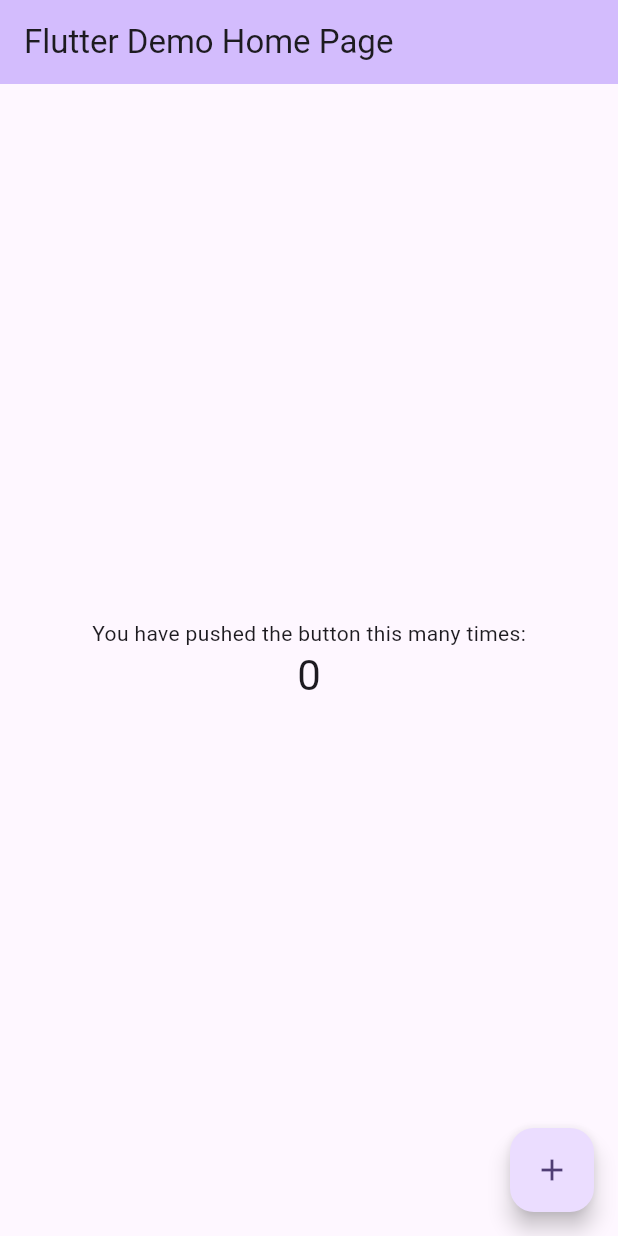
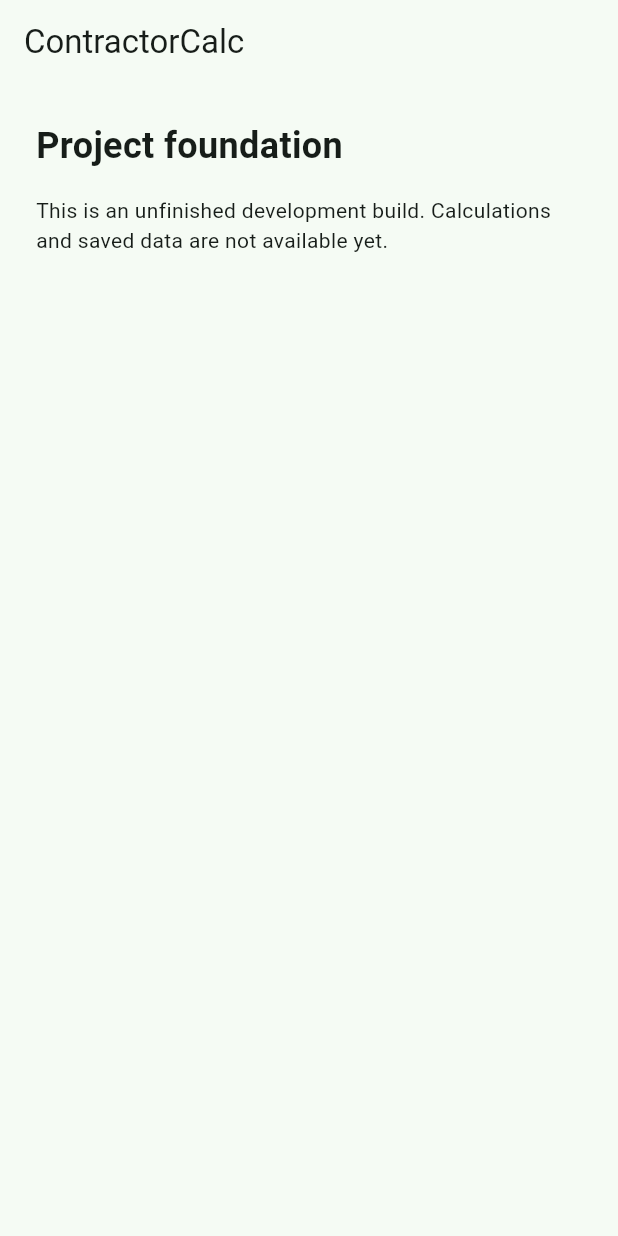
Before and after one commit to tkcthulhu/contractorCalc, a Flutter app: the screen it shows after launch, on a phone screen of 412 x 824 dp. Run offline on Flutter 3.47's test engine with Material 3 defaults, Android fonts, the phone set to English and light mode, and no system bars; our stand-ins replace flutter_riverpod.

Commit message:
Add the unfinished app shell and foundation regression tests

```diff
--- /dev/null
+++ b/lib/app.dart
@@ -0,0 +1,17 @@
+import 'package:flutter/material.dart';
+
+import 'features/foundation/foundation_screen.dart';
+
+class ContractorCalcApp extends StatelessWidget {
+  const ContractorCalcApp({super.key});
+
+  @override
+  Widget build(BuildContext context) {
+    return MaterialApp(
+      title: 'ContractorCalc',
+      debugShowCheckedModeBanner: false,
+      theme: ThemeData(colorSchemeSeed: const Color(0xFF315B45)),
+      home: const FoundationScreen(),
+    );
+  }
+}
--- /dev/null
+++ b/lib/features/foundation/foundation_screen.dart
@@ -0,0 +1,42 @@
+import 'package:flutter/material.dart';
+
+class FoundationScreen extends StatelessWidget {
+  const FoundationScreen({super.key});
+
+  @override
+  Widget build(BuildContext context) {
+    return Scaffold(
+      appBar: AppBar(title: const Text('ContractorCalc')),
+      body: SafeArea(
+        child: SingleChildScrollView(
+          padding: const EdgeInsets.all(24),
+          child: Center(
+            child: ConstrainedBox(
+              constraints: const BoxConstraints(maxWidth: 560),
+              child: Column(
+                crossAxisAlignment: CrossAxisAlignment.start,
+                children: [
+                  Semantics(
+                    header: true,
+                    child: const Text(
+                      'Project foundation',
+                      style: TextStyle(
+                        fontSize: 24,
+                        fontWeight: FontWeight.bold,
+                      ),
+                    ),
+                  ),
+                  const SizedBox(height: 16),
+                  const Text(
+                    'This is an unfinished development build. '
+                    'Calculations and saved data are not available yet.',
+                  ),
+                ],
+              ),
+            ),
+          ),
+        ),
+      ),
+    );
+  }
+}
--- a/lib/main.dart
+++ b/lib/main.dart
@@ -1,122 +1,8 @@
-import 'package:flutter/material.dart';
+import 'package:flutter/widgets.dart';
+import 'package:flutter_riverpod/flutter_riverpod.dart';
+
+import 'app.dart';
 
 void main() {
-  runApp(const MyApp());
+  runApp(const ProviderScope(child: ContractorCalcApp()));
 }
-
-class MyApp extends StatelessWidget {
-  const MyApp({super.key});
-
-  // This widget is the root of your application.
-  @override
-  Widget build(BuildContext context) {
-    return MaterialApp(
-      title: 'Flutter Demo',
-      theme: ThemeData(
-        // This is the theme of your application.
-        //
-        // TRY THIS: Try running your application with "flutter run". You'll see
-        // the application has a purple toolbar. Then, without quitting the app,
-        // try changing the seedColor in the colorScheme below to Colors.green
-        // and then invoke "hot reload" (save your changes or press the "hot
-        // reload" button in a Flutter-supported IDE, or press "r" if you used
-        // the command line to start the app).
-        //
-        // Notice that the counter didn't reset back to zero; the application
-        // state is not lost during the reload. To reset the state, use hot
-        // restart instead.
-        //
-        // This works for code too, not just values: Most code changes can be
-        // tested with just a hot reload.
-        colorScheme: .fromSeed(seedColor: Colors.deepPurple),
-      ),
-      home: const MyHomePage(title: 'Flutter Demo Home Page'),
-    );
-  }
-}
-
-class MyHomePage extends StatefulWidget {
-  const MyHomePage({super.key, required this.title});
-
-  // This widget is the home page of your application. It is stateful, meaning
-  // that it has a State object (defined below) that contains fields that affect
-  // how it looks.
-
-  // This class is the configuration for the state. It holds the values (in this
-  // case the title) provided by the parent (in this case the App widget) and
-  // used by the build method of the State. Fields in a Widget subclass are
-  // always marked "final".
-
-  final String title;
-
-  @override
-  State<MyHomePage> createState() => _MyHomePageState();
-}
-
-class _MyHomePageState extends State<MyHomePage> {
-  int _counter = 0;
-
-  void _incrementCounter() {
-    setState(() {
-      // This call to setState tells the Flutter framework that something has
-      // changed in this State, which causes it to rerun the build method below
-      // so that the display can reflect the updated values. If we changed
-      // _counter without calling setState(), then the build method would not be
-      // called again, and so nothing would appear to happen.
-      _counter++;
-    });
-  }
-
-  @override
-  Widget build(BuildContext context) {
-    // This method is rerun every time setState is called, for instance as done
-    // by the _incrementCounter method above.
-    //
-    // The Flutter framework has been optimized to make rerunning build methods
-    // fast, so that you can just rebuild anything that needs updating rather
-    // than having to individually change instances of widgets.
-    return Scaffold(
-      appBar: AppBar(
-        // TRY THIS: Try changing the color here to a specific color (to
-        // Colors.amber, perhaps?) and trigger a hot reload to see the AppBar
-        // change color while the other colors stay the same.
-        backgroundColor: Theme.of(context).colorScheme.inversePrimary,
-        // Here we take the value from the MyHomePage object that was created by
-        // the App.build method, and use it to set our appbar title.
-        title: Text(widget.title),
-      ),
-      body: Center(
-        // Center is a layout widget. It takes a single child and positions it
-        // in the middle of the parent.
-        child: Column(
-          // Column is also a layout widget. It takes a list of children and
-          // arranges them vertically. By default, it sizes itself to fit its
-          // children horizontally, and tries to be as tall as its parent.
-          //
-          // Column has various properties to control how it sizes itself and
-          // how it positions its children. Here we use mainAxisAlignment to
-          // center the children vertically; the main axis here is the vertical
-          // axis because Columns are vertical (the cross axis would be
-          // horizontal).
-          //
-          // TRY THIS: Invoke "debug painting" (choose the "Toggle Debug Paint"
-          // action in the IDE, or press "p" in the console), to see the
-          // wireframe for each widget.
-          mainAxisAlignment: .center,
-          children: [
-            const Text('You have pushed the button this many times:'),
-            Text(
-              '$_counter',
-              style: Theme.of(context).textTheme.headlineMedium,
-            ),
-          ],
-        ),
-      ),
-      floatingActionButton: FloatingActionButton(
-        onPressed: _incrementCounter,
-        tooltip: 'Increment',
-        child: const Icon(Icons.add),
-      ),
-    );
-  }
-}
```
Also changed, not shown: 8 other files.
